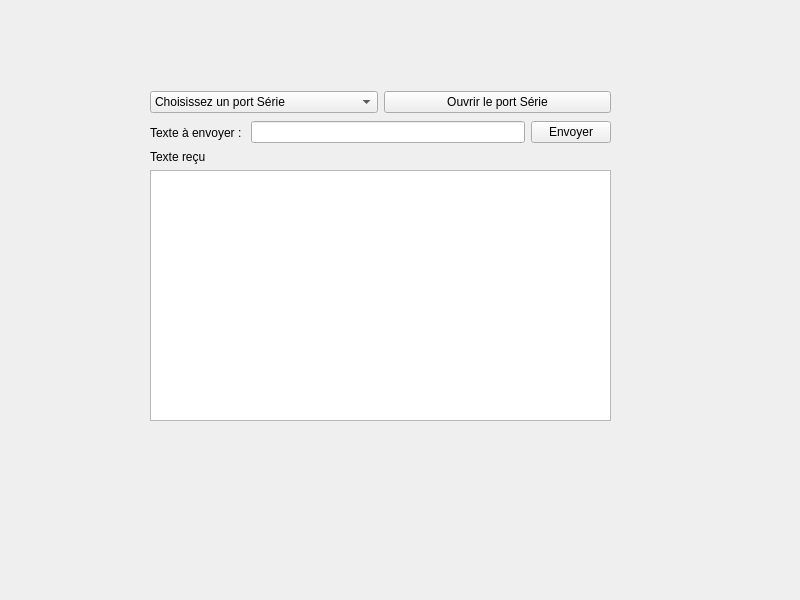
Qt form LiaisonSerie/liasonserie.ui (lgerard1/Ciel2_CPP) before a commit.
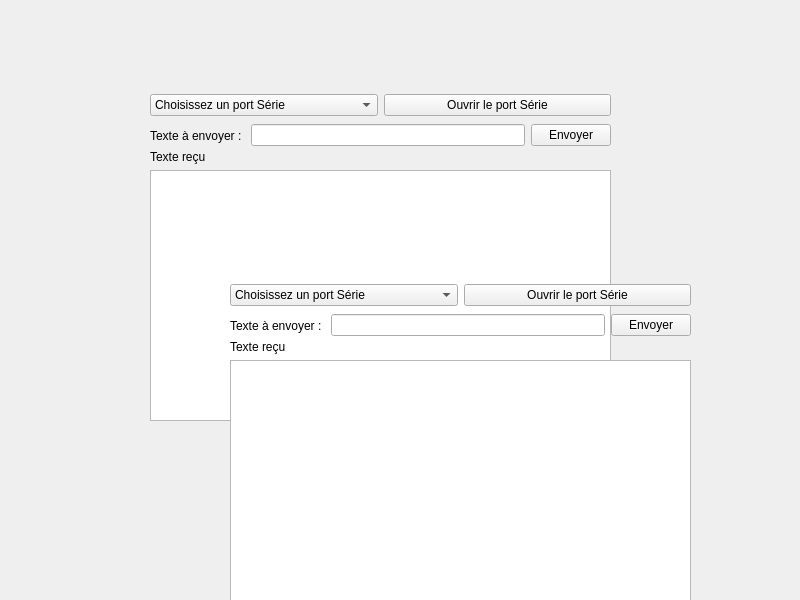
The same form after that commit.

```diff
--- a/LiaisonSerie/liasonserie.ui
+++ b/LiaisonSerie/liasonserie.ui
@@ -13,13 +13,13 @@
   <property name="windowTitle">
    <string>LiasonSerie</string>
   </property>
-  <widget class="QWidget" name="">
+  <widget class="QWidget" name="layoutWidget">
    <property name="geometry">
     <rect>
      <x>150</x>
      <y>90</y>
      <width>461</width>
-     <height>25</height>
+     <height>31</height>
     </rect>
    </property>
    <layout class="QHBoxLayout" name="horizontalLayout">
@@ -41,13 +41,13 @@
     </item>
    </layout>
   </widget>
-  <widget class="QWidget" name="">
+  <widget class="QWidget" name="layoutWidget">
    <property name="geometry">
     <rect>
      <x>150</x>
      <y>120</y>
      <width>461</width>
-     <height>25</height>
+     <height>31</height>
     </rect>
    </property>
    <layout class="QHBoxLayout" name="horizontalLayout_2">
@@ -70,7 +70,7 @@
     </item>
    </layout>
   </widget>
-  <widget class="QWidget" name="">
+  <widget class="QWidget" name="layoutWidget">
    <property name="geometry">
     <rect>
      <x>150</x>
@@ -92,6 +92,85 @@
     </item>
    </layout>
   </widget>
+  <widget class="QWidget" name="layoutWidget_2">
+   <property name="geometry">
+    <rect>
+     <x>230</x>
+     <y>310</y>
+     <width>461</width>
+     <height>31</height>
+    </rect>
+   </property>
+   <layout class="QHBoxLayout" name="horizontalLayout_3">
+    <item>
+     <widget class="QLabel" name="labelTexte_2">
+      <property name="text">
+       <string>Texte à envoyer : </string>
+      </property>
+     </widget>
+    </item>
+    <item>
+     <widget class="QLineEdit" name="lineEdit_2"/>
+    </item>
+    <item>
+     <widget class="QPushButton" name="pushButton_2">
+      <property name="text">
+       <string>Envoyer</string>
+      </property>
+     </widget>
+    </item>
+   </layout>
+  </widget>
+  <widget class="QWidget" name="layoutWidget_3">
+   <property name="geometry">
+    <rect>
+     <x>230</x>
+     <y>280</y>
+     <width>461</width>
+     <height>31</height>
+    </rect>
+   </property>
+   <layout class="QHBoxLayout" name="horizontalLayout_4">
+    <item>
+     <widget class="QComboBox" name="comboBoxChoix_2">
+      <item>
+       <property name="text">
+        <string>Choisissez un port Série</string>
+       </property>
+      </item>
+     </widget>
+    </item>
+    <item>
+     <widget class="QPushButton" name="pushButtonValeur_2">
+      <property name="text">
+       <string>Ouvrir le port Série</string>
+      </property>
+     </widget>
+    </item>
+   </layout>
+  </widget>
+  <widget class="QWidget" name="layoutWidget_4">
+   <property name="geometry">
+    <rect>
+     <x>230</x>
+     <y>340</y>
+     <width>461</width>
+     <height>271</height>
+    </rect>
+   </property>
+   <layout class="QGridLayout" name="gridLayout_2">
+    <item row="0" column="0">
+     <widget class="QLabel" name="label_2">
+      <property name="text">
+       <string>Texte reçu</string>
+      </property>
+     </widget>
+    </item>
+    <item row="1" column="0">
+     <widget class="QTextEdit" name="textEdit_2"/>
+    </item>
+   </layout>
+  </widget>
  </widget>
  <resources/>
  <connections/>
```
